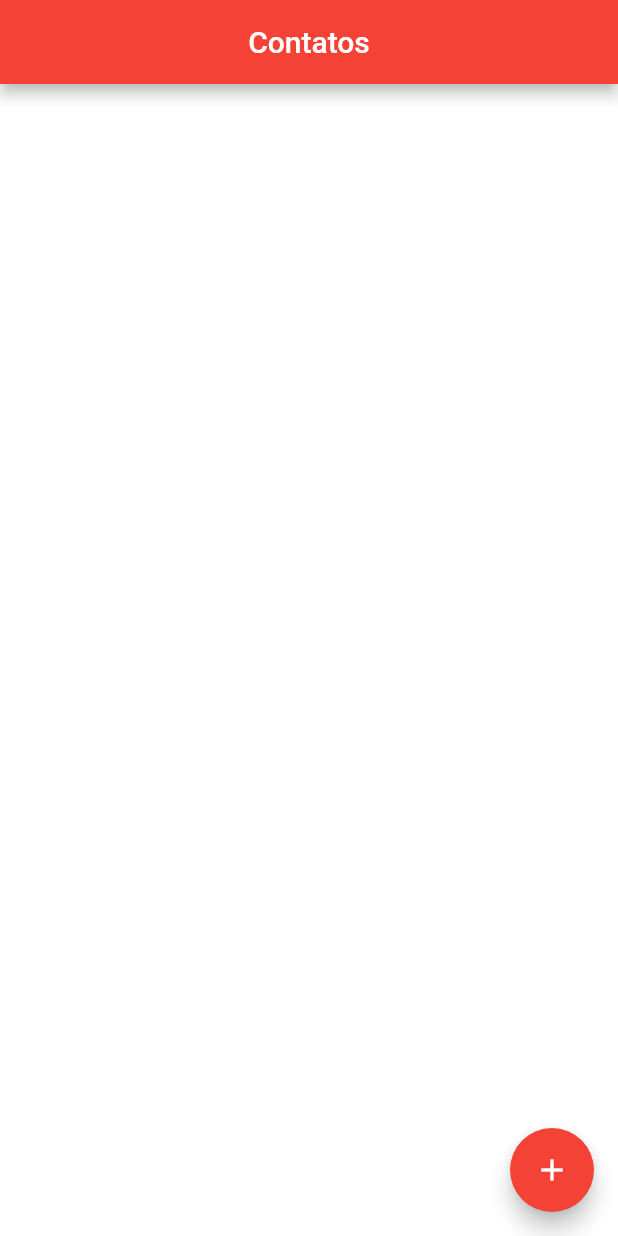
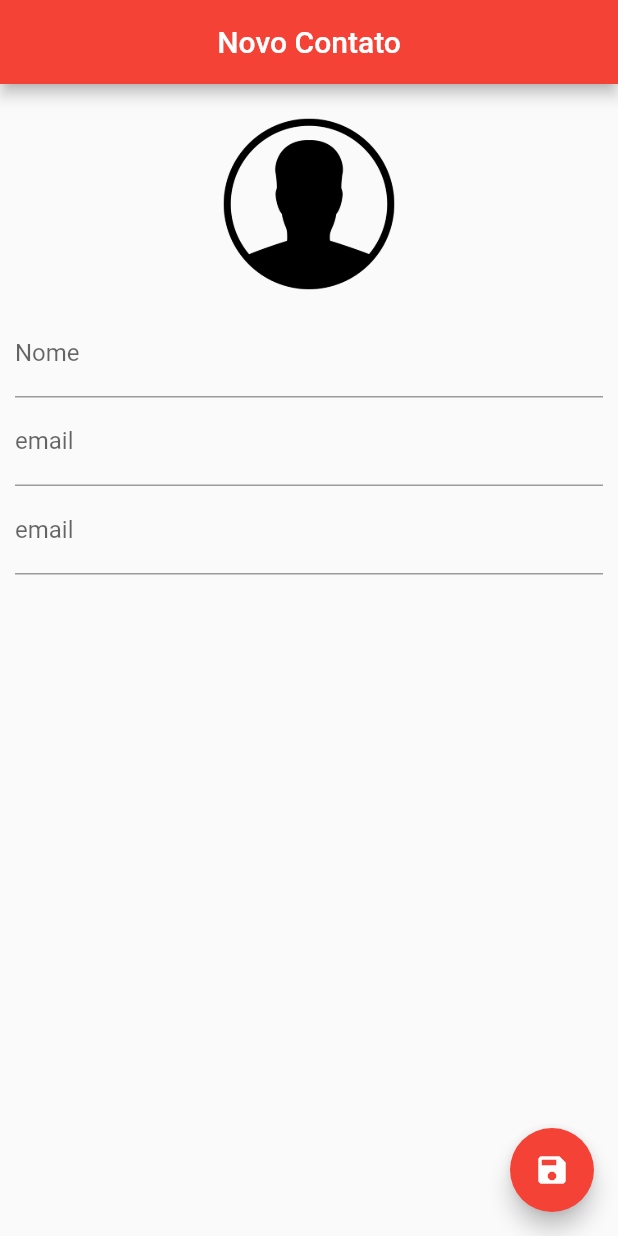
Before and after one commit to paulofreiire/agenda_flutter, a Flutter app: the screen it shows after launch, on a phone screen of 412 x 824 dp. Run offline on Flutter 3.47's test engine with Material 2 defaults, Android fonts, the phone set to English and light mode, and no system bars; our stand-ins replace sqflite; accounts and stored records are empty.

Commit message:
Criada tela de Contato

```diff
--- a/lib/main.dart
+++ b/lib/main.dart
@@ -1,8 +1,10 @@
+import 'package:agenda/ui/contact_page.dart';
 import 'package:agenda/ui/home.dart';
 import 'package:flutter/material.dart';
 
 void main() {
   runApp(MaterialApp(
-    home: Home(),
+    home: ContactPage(),
+    debugShowCheckedModeBanner: false,
   ));
 }
--- /dev/null
+++ b/lib/ui/contact_page.dart
@@ -0,0 +1,100 @@
+import 'dart:io';
+
+import 'package:agenda/helpers/contact_helper.dart';
+import 'package:flutter/material.dart';
+
+class ContactPage extends StatefulWidget {
+  Contact contact;
+
+  ContactPage({this.contact});
+
+  @override
+  _ContactPageState createState() => _ContactPageState();
+}
+
+class _ContactPageState extends State<ContactPage> {
+  final _nameController = TextEditingController();
+  final _emailController = TextEditingController();
+  final _phoneController = TextEditingController();
+
+  Contact _editedContact;
+  bool _userEdited;
+
+  @override
+  Widget build(BuildContext context) {
+    return Scaffold(
+      appBar: AppBar(
+        title: Text(_editedContact.name ?? "Novo Contato"),
+        backgroundColor: Colors.red,
+        centerTitle: true,
+      ),
+      floatingActionButton: FloatingActionButton(
+        backgroundColor: Colors.red,
+        child: Icon(Icons.save),
+        onPressed: () {},
+      ),
+      body: SingleChildScrollView(
+        padding: EdgeInsets.all(10),
+        child: Column(
+          children: <Widget>[
+            GestureDetector(
+              child: Container(
+                width: 140,
+                height: 140,
+                decoration: BoxDecoration(
+                  shape: BoxShape.circle,
+                  image: DecorationImage(
+                      image: _editedContact.img != null
+                          ? FileImage(File(_editedContact.img))
+                          : AssetImage("images/person.png")),
+                ),
+              ),
+            ),
+            TextField(
+              controller: _nameController,
+              decoration: InputDecoration(labelText: "Nome"),
+              onChanged: (text) {
+                _userEdited = true;
+                setState(() {
+                  _editedContact.name = text;
+                });
+              },
+            ),
+            TextField(
+              controller: _emailController,
+              decoration: InputDecoration(labelText: "email"),
+              onChanged: (text) {
+                _userEdited = true;
+                _editedContact.email = text;
+              },
+              keyboardType: TextInputType.emailAddress,
+            ),
+            TextField(
+              controller: _phoneController,
+              decoration: InputDecoration(labelText: "email"),
+              onChanged: (text) {
+                _userEdited = true;
+                _editedContact.phone = text;
+              },
+              keyboardType: TextInputType.phone,
+            ),
+          ],
+        ),
+      ),
+    );
+  }
+
+  @override
+  void initState() {
+    super.initState();
+
+    if (widget.contact == null) {
+      _editedContact = Contact();
+    } else {
+      _editedContact = Contact.fromMap((widget.contact.toMap()));
+      _nameController.text = _editedContact.name;
+      _emailController.text = _editedContact.email;
+      _phoneController.text = _editedContact.phone;
+    }
+  }
+}
--- a/pubspec.yaml
+++ b/pubspec.yaml
@@ -42,8 +42,8 @@ flutter:
   uses-material-design: true
 
   # To add assets to your application, add an assets section, like this:
-  # assets:
-  #  - images/a_dot_burr.jpeg
+  assets:
+    - images/
   #  - images/a_dot_ham.jpeg
 
   # An image asset can refer to one or more resolution-specific "variants", see
```
Also changed, not shown: lib/ui/home.dart (+58 -9 lines).
